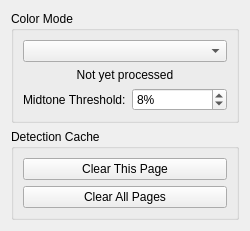
abandoned-industries/scantailor-spectre, file src/core/filters/finalize/OptionsWidget.ui: the form before one commit.
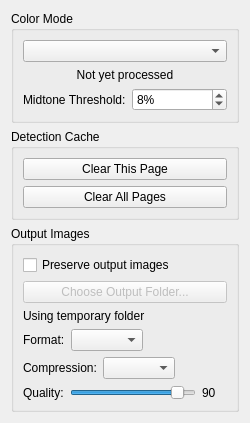
The form after the commit.

Commit message: Add macOS standalone startup window and output format settings

Patch:
```diff
--- a/src/core/filters/finalize/OptionsWidget.ui
+++ b/src/core/filters/finalize/OptionsWidget.ui
@@ -86,6 +86,140 @@
      </layout>
     </widget>
    </item>
+   <item>
+    <widget class="QGroupBox" name="outputImagesGroup">
+     <property name="title">
+      <string>Output Images</string>
+     </property>
+     <layout class="QVBoxLayout" name="verticalLayout_4">
+      <item>
+       <widget class="QCheckBox" name="preserveOutputCB">
+        <property name="text">
+         <string>Preserve output images</string>
+        </property>
+       </widget>
+      </item>
+      <item>
+       <layout class="QHBoxLayout" name="outputFolderLayout">
+        <item>
+         <widget class="QPushButton" name="chooseOutputFolderBtn">
+          <property name="text">
+           <string>Choose Output Folder...</string>
+          </property>
+          <property name="enabled">
+           <bool>false</bool>
+          </property>
+         </widget>
+        </item>
+       </layout>
+      </item>
+      <item>
+       <widget class="QLabel" name="outputPathLabel">
+        <property name="text">
+         <string>Using temporary folder</string>
+        </property>
+        <property name="wordWrap">
+         <bool>true</bool>
+        </property>
+       </widget>
+      </item>
+      <item>
+       <layout class="QHBoxLayout" name="formatLayout">
+        <item>
+         <widget class="QLabel" name="formatLabel">
+          <property name="text">
+           <string>Format:</string>
+          </property>
+         </widget>
+        </item>
+        <item>
+         <widget class="QComboBox" name="formatCombo"/>
+        </item>
+        <item>
+         <spacer name="formatSpacer">
+          <property name="orientation">
+           <enum>Qt::Horizontal</enum>
+          </property>
+          <property name="sizeHint" stdset="0">
+           <size>
+            <width>40</width>
+            <height>20</height>
+           </size>
+          </property>
+         </spacer>
+        </item>
+       </layout>
+      </item>
+      <item>
+       <layout class="QHBoxLayout" name="compressionLayout">
+        <item>
+         <widget class="QLabel" name="compressionLabel">
+          <property name="text">
+           <string>Compression:</string>
+          </property>
+         </widget>
+        </item>
+        <item>
+         <widget class="QComboBox" name="compressionCombo"/>
+        </item>
+        <item>
+         <spacer name="compressionSpacer">
+          <property name="orientation">
+           <enum>Qt::Horizontal</enum>
+          </property>
+          <property name="sizeHint" stdset="0">
+           <size>
+            <width>40</width>
+            <height>20</height>
+           </size>
+          </property>
+         </spacer>
+        </item>
+       </layout>
+      </item>
+      <item>
+       <layout class="QHBoxLayout" name="jpegQualityLayout">
+        <item>
+         <widget class="QLabel" name="jpegQualityLabel">
+          <property name="text">
+           <string>Quality:</string>
+          </property>
+         </widget>
+        </item>
+        <item>
+         <widget class="QSlider" name="jpegQualitySlider">
+          <property name="minimum">
+           <number>1</number>
+          </property>
+          <property name="maximum">
+           <number>100</number>
+          </property>
+          <property name="value">
+           <number>90</number>
+          </property>
+          <property name="orientation">
+           <enum>Qt::Horizontal</enum>
+          </property>
+         </widget>
+        </item>
+        <item>
+         <widget class="QLabel" name="jpegQualityValueLabel">
+          <property name="text">
+           <string>90</string>
+          </property>
+          <property name="minimumSize">
+           <size>
+            <width>25</width>
+            <height>0</height>
+           </size>
+          </property>
+         </widget>
+        </item>
+       </layout>
+      </item>
+     </layout>
+    </widget>
+   </item>
    <item>
     <spacer name="verticalSpacer">
      <property name="orientation">
```
The commit also changes 21 other files.
